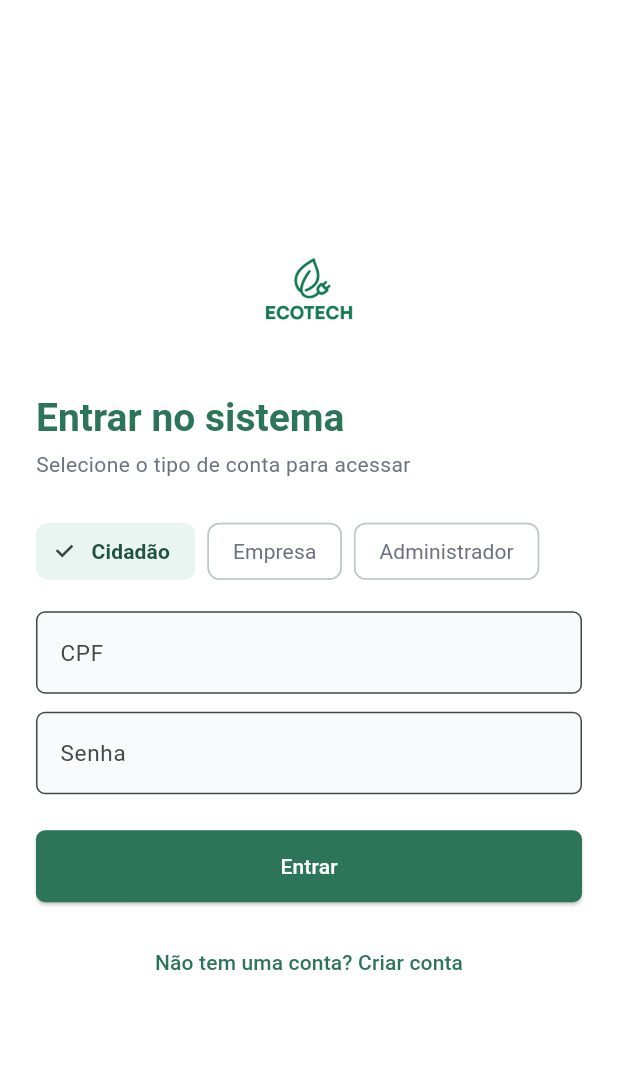
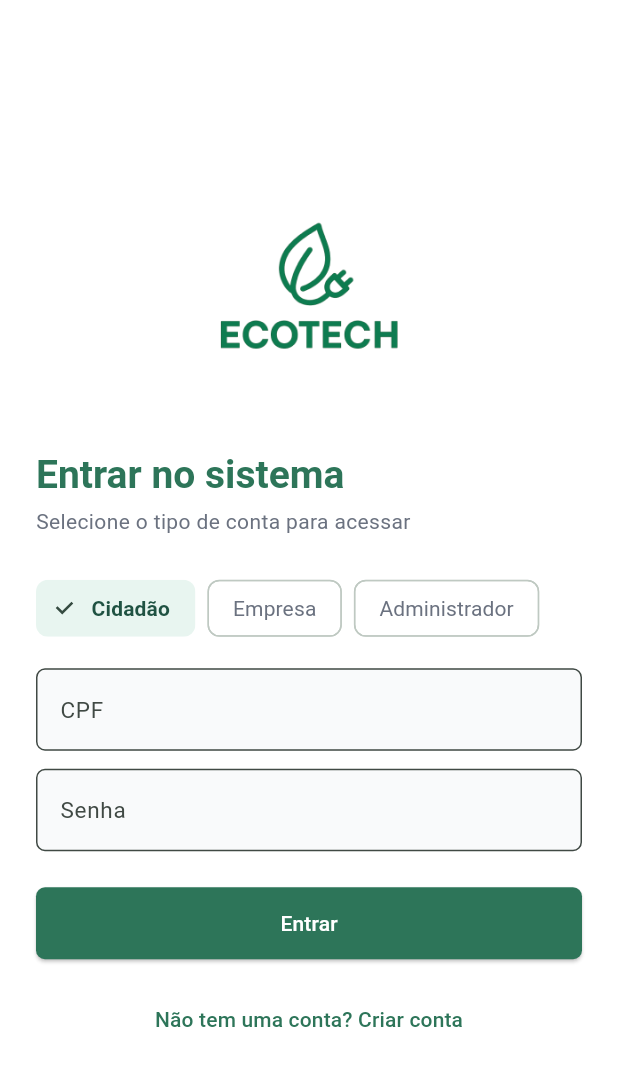
Before and after one commit to mathsNS/Ecotech, a Flutter app: the screen it shows after launch, on a phone screen of 412 x 824 dp. Shown: the top 1066 px of the screen. Run offline on Flutter 3.47's test engine with Material 3 defaults, Android fonts, the light colour scheme and no system bars; our stand-ins replace dio, flutter_riverpod, flutter_secure_storage, go_router.

Commit message:
feat(mobile): destaca marca na tela de login

```diff
--- a/mobile/lib/features/auth/login_screen.dart
+++ b/mobile/lib/features/auth/login_screen.dart
@@ -77,7 +77,7 @@
                   children: [
                     Image.asset(
                       'assets/images/Ecotech logo completa.png',
-                      height: 72,
+                      height: 148,
                     ),
                     const SizedBox(height: 32),
                     Text('Entrar no sistema', style: Theme.of(context).textTheme.titleLarge),
```
